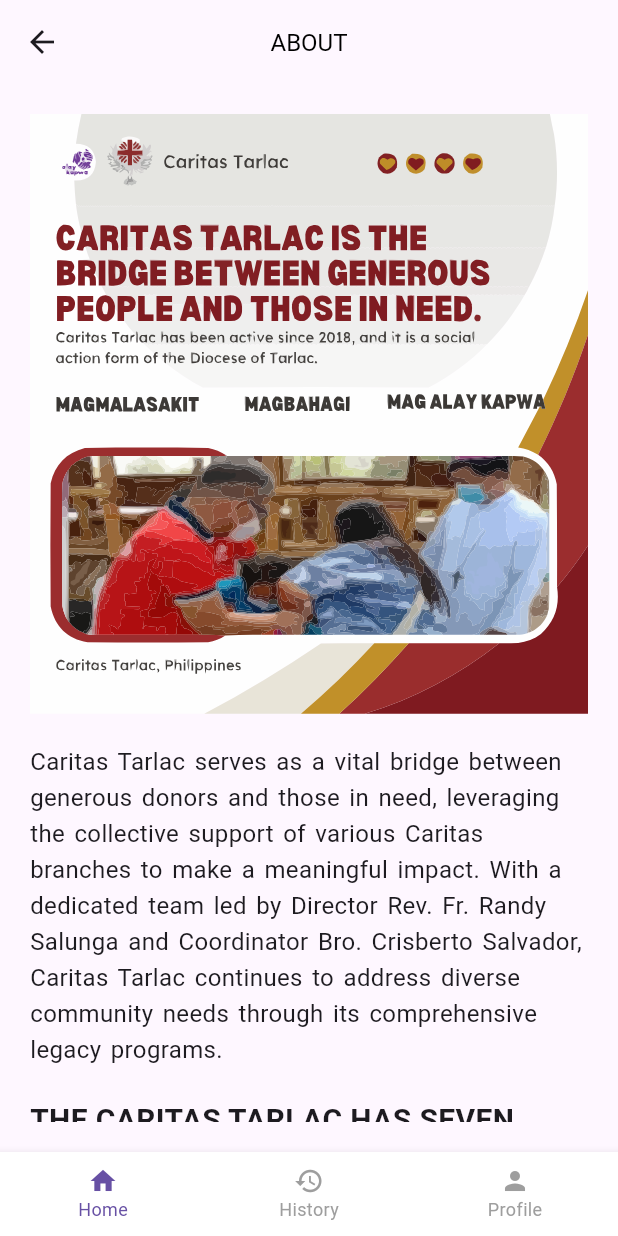
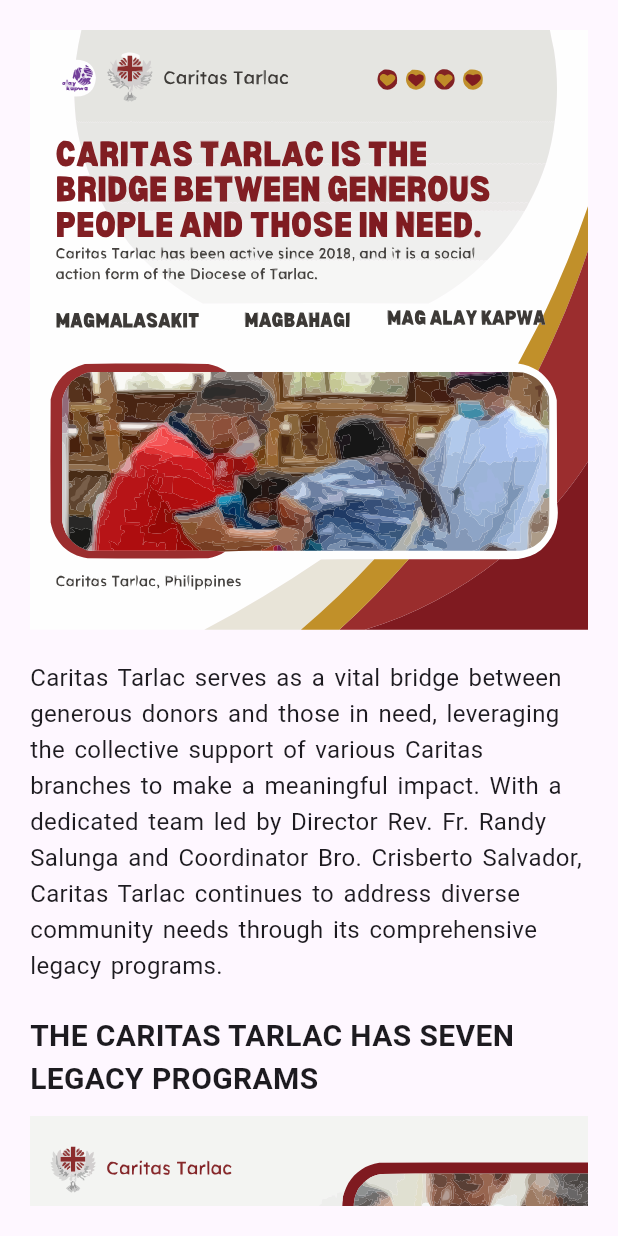
Before and after one commit to ipetersenpai/Donation-Flutter-App, a Flutter app: the AboutPage screen opened by its route, on a phone screen of 412 x 824 dp. Run offline on Flutter 3.47's test engine with Material 3 defaults, Android fonts, the phone set to English and light mode, and no system bars; our stand-ins replace file_picker, flutter_dotenv, flutter_secure_storage, flutter_svg, fluttertoast, image_gallery_saver; accounts and stored records are empty.

Commit message:
feat:move about page to bottom nav bar

```diff
--- a/lib/main.dart
+++ b/lib/main.dart
@@ -27,9 +27,9 @@ class MyApp extends StatelessWidget {
       initialRoute: '/',
       routes: {
         '/': (context) => const LoginPage(),
+        '/dashboard': (context) => const DashboardPage(),
         '/history': (context) => const HistoryPage(),
         '/profile': (context) => const ProfilePage(),
-        '/dashboard': (context) => const DashboardPage(),
         '/about': (context) => const AboutPage(),
         '/update-password': (context) => const UpdatePasswordPage(),
       },
--- a/lib/pages/about_page.dart
+++ b/lib/pages/about_page.dart
@@ -2,51 +2,12 @@ import 'package:flutter/material.dart';
 import 'package:flutter_svg/flutter_svg.dart';
 import '../widgets/about_botton_nav.dart';
 
-class AboutPage extends StatefulWidget {
+class AboutPage extends StatelessWidget {
   const AboutPage({super.key});
-
-  @override
-  // ignore: library_private_types_in_public_api
-  _AboutPageState createState() => _AboutPageState();
-}
-
-class _AboutPageState extends State<AboutPage> {
-  int _currentIndex = 0;
-
-  // List of pages for navigation
-  final List<Widget> _pages = [
-    // Add your other pages here
-    Center(child: Text('Home Page')), // Replace with actual pages
-    Center(child: Text('History Page')), // Replace with actual pages
-    AboutPage(), // Current page
-  ];
-
-  void _onTabTapped(int index) {
-    setState(() {
-      _currentIndex = index;
-    });
-    if (index != 2) {
-      // Prevent reloading the AboutPage if already on it
-      Navigator.of(context).pushReplacement(
-        MaterialPageRoute(builder: (context) => _pages[index]),
-      );
-    }
-  }
 
   @override
   Widget build(BuildContext context) {
     return Scaffold(
-      appBar: AppBar(
-        title: const Text(
-          'ABOUT',
-          style: TextStyle(
-            fontSize: 16.0,
-            color: Colors.black,
-          ),
-        ),
-        elevation: 0,
-        centerTitle: true,
-      ),
       body: Padding(
         padding: const EdgeInsets.all(20.0),
         child: SingleChildScrollView(
@@ -101,7 +62,7 @@ class _AboutPageState extends State<AboutPage> {
               ),
               const SizedBox(height: 20.0),
               const Text(
-                'This legacy focuses on enhancing health and well-being by supporting persons with disabilities. Caritas Tarlac distributes necessary medicines sourced from the Department of Health and operates Saklay Cafe, which employs individuals with disabilities. Additionally, they conduct dental missions and bloodletting activities to promote community health',
+                'This legacy focuses on enhancing health and well-being by supporting persons with disabilities. Caritas Tarlac distributes necessary medicines sourced from the Department of Health and operates Saklay Cafe, which employs individuals with disabilities. Additionally, they conduct dental missions and bloodletting activities to promote community health.',
                 style: TextStyle(
                   fontSize: 16.0,
                   height: 1.5,
@@ -193,17 +154,6 @@ class _AboutPageState extends State<AboutPage> {
           ),
         ),
       ),
-      bottomNavigationBar: BottomNavigationBarWidget(
-        currentIndex: _currentIndex,
-        onTap: (index) {
-          setState(() {
-            _currentIndex = index;
-          });
-
-          // Navigate only to the /dashboard page
-          Navigator.pushReplacementNamed(context, '/dashboard');
-        },
-      ),
     );
   }
 }
--- a/lib/pages/dashboard_page.dart
+++ b/lib/pages/dashboard_page.dart
@@ -4,6 +4,7 @@ import 'package:http/http.dart' as http;
 import 'dart:convert';
 import '../widgets/drawer_widget.dart';
 import '../widgets/bottom_navigation_bar_widget.dart';
+import '../pages/about_page.dart';
 import '../pages/profile_page.dart';
 import '../pages/history_page.dart';
 import '../pages/donate_page.dart';
@@ -145,7 +146,9 @@ class _DashboardPageState extends State<DashboardPage> {
               ? 'DONATION CATEGORY'
               : _currentIndex == 1
                   ? 'HISTORY'
-                  : 'PROFILE',
+                  : _currentIndex == 2
+                      ? 'PROFILE'
+                      : 'ABOUT',
           style: const TextStyle(
             fontSize: 16.0,
           ),
@@ -281,6 +284,7 @@ class _DashboardPageState extends State<DashboardPage> {
                 ),
           const HistoryPage(), // History content
           const ProfilePage(), // Profile content
+          const AboutPage(), // Profile content
         ],
       ),
       bottomNavigationBar: BottomNavigationBarWidget(
--- a/lib/pages/history_page.dart
+++ b/lib/pages/history_page.dart
@@ -8,6 +8,7 @@ class HistoryPage extends StatefulWidget {
   const HistoryPage({super.key});
 
   @override
+  // ignore: library_private_types_in_public_api
   _HistoryPageState createState() => _HistoryPageState();
 }
 
--- a/lib/pages/login_page.dart
+++ b/lib/pages/login_page.dart
@@ -54,7 +54,7 @@ class _LoginPageState extends State<LoginPage> {
 
         // Navigate to dashboard
         // ignore: use_build_context_synchronously
-        Navigator.pushReplacementNamed(context, '/about');
+        Navigator.pushReplacementNamed(context, '/dashboard');
       } else {
         _showError('Invalid login credentials');
       }
--- a/lib/widgets/drawer_widget.dart
+++ b/lib/widgets/drawer_widget.dart
@@ -106,18 +106,6 @@ class _AppDrawerState extends State<AppDrawer> {
             ),
             ListTile(
               leading: SvgPicture.asset(
-                'assets/history.svg',
-                width: 24,
-                height: 24,
-                color: Colors.black,
-              ),
-              title: const Text('About'),
-              onTap: () {
-                Navigator.pushNamed(context, '/about');
-              },
-            ),
-            ListTile(
-              leading: SvgPicture.asset(
                 'assets/lock.svg',
                 width: 24,
                 height: 24,
```
Also changed, not shown: lib/widgets/bottom_navigation_bar_widget.dart (+12 -3 lines).
